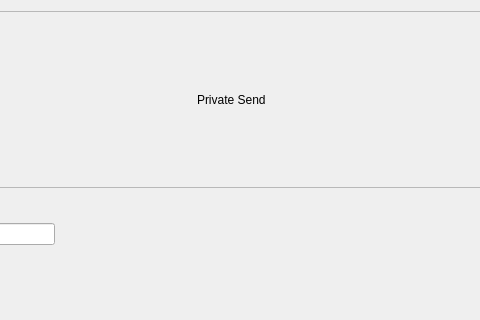
Old version of the form src/qt/forms/overviewapage.ui in the repository devilking6105/HTH; both pictures show x 266 to 746 and y 0 to 320 of the 1000 by 674 pixel window.
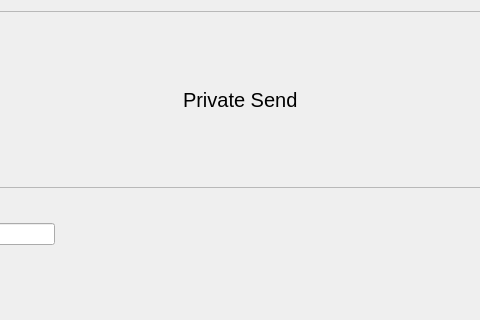
New version of the form.

```diff
--- a/src/qt/forms/overviewapage.ui
+++ b/src/qt/forms/overviewapage.ui
@@ -73,7 +73,7 @@
              </property>
              <property name="sizeHint" stdset="0">
               <size>
-               <width>393</width>
+               <width>300</width>
                <height>20</height>
               </size>
              </property>
@@ -95,10 +95,13 @@
              </property>
              <property name="maximumSize">
               <size>
-               <width>80</width>
+               <width>130</width>
                <height>50</height>
               </size>
              </property>
+             <property name="styleSheet">
+              <string notr="true">font-size: 20px;</string>
+             </property>
              <property name="text">
               <string>Private Send</string>
              </property>
@@ -114,7 +117,7 @@
              </property>
              <property name="sizeHint" stdset="0">
               <size>
-               <width>410</width>
+               <width>300</width>
                <height>20</height>
               </size>
              </property>
```
